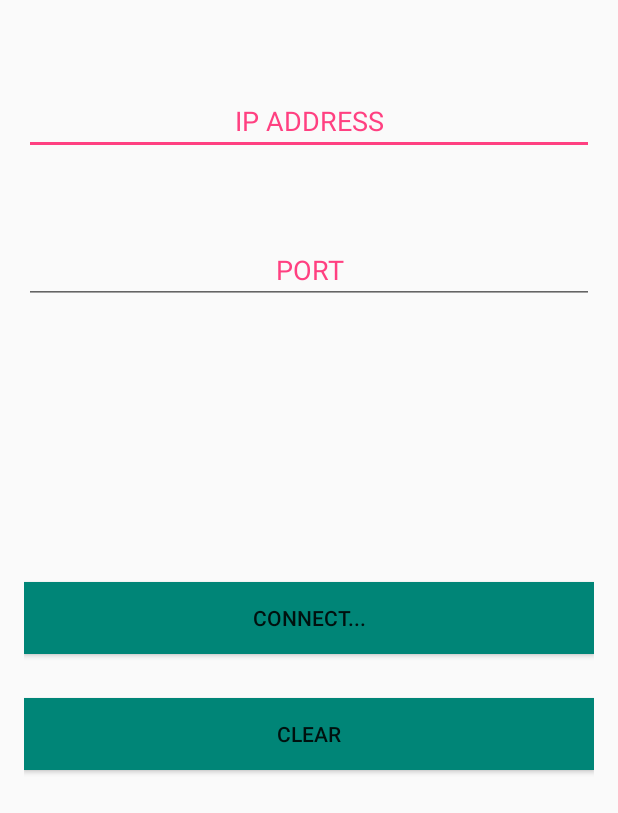
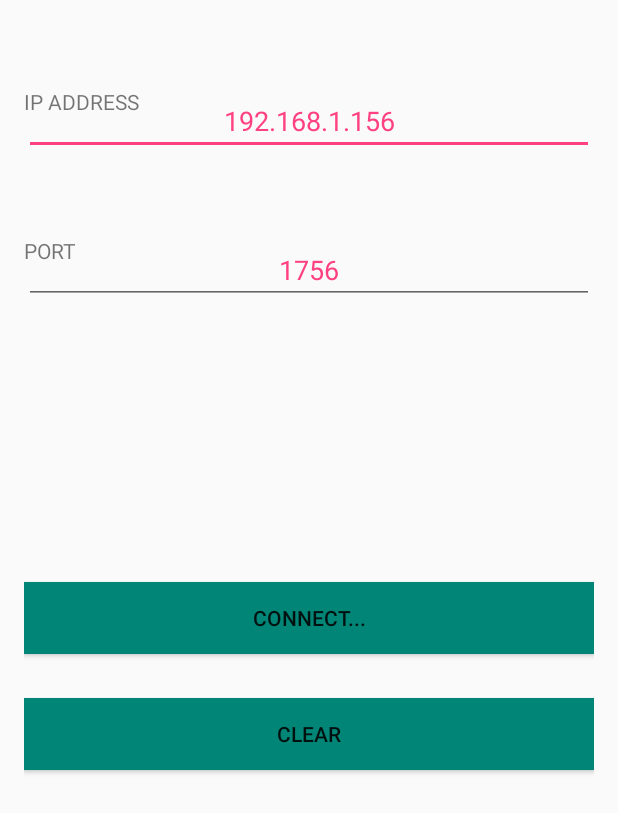
Before and after one commit to joeylee202/Presentation_Controller, an Android app: the layout content_main.xml on its own in the app's theme, with its tools: preview values and no code run, on a phone screen of 412 x 824 dp. Shown: the top 813 px of the screen. Run offline under Robolectric (Android 15) with nearby library versions, the phone set to English and light mode, and no system bars.

Commit message:
The version that could finally work

```diff
--- a/app/src/main/AndroidManifest.xml
+++ b/app/src/main/AndroidManifest.xml
@@ -1,7 +1,8 @@
 <?xml version="1.0" encoding="utf-8"?>
 <manifest xmlns:android="http://schemas.android.com/apk/res/android"
     package="joeylee.com.presentationcontroller">
-
+    <uses-permission android:name="android.permission.ACCESS_WIFI_STATE" />
+    <uses-permission android:name="android.permission.INTERNET" />
     <application
         android:allowBackup="true"
         android:icon="@mipmap/ic_launcher"
@@ -18,6 +19,9 @@
                 <category android:name="android.intent.category.LAUNCHER" />
             </intent-filter>
         </activity>
+
+        <service android:enabled="true" android:name="joeylee.com.presentationcontroller.SocketService" />
+
     </application>
 
 </manifest>
--- a/app/src/main/res/layout/content_main.xml
+++ b/app/src/main/res/layout/content_main.xml
@@ -22,9 +22,11 @@
         android:layout_alignParentStart="true"
         android:layout_alignParentRight="true"
         android:layout_alignParentEnd="true"
-        android:text="IP ADDRESS"
         android:textAlignment="center"
-        android:textColor="@color/colorAccent" />
+        android:textColor="@color/colorAccent"
+        android:autoText="false"
+        android:editable="false"
+        android:text="192.168.1.156" />
 
     <EditText
         android:layout_width="wrap_content"
@@ -36,9 +38,10 @@
         android:layout_alignParentEnd="true"
         android:layout_alignParentLeft="true"
         android:layout_alignParentStart="true"
-        android:text="PORT"
         android:textAlignment="center"
-        android:textColor="@color/colorAccent" />
+        android:textColor="@color/colorAccent"
+        android:editable="false"
+        android:text="1756" />
 
     <Button
         android:layout_width="wrap_content"
@@ -65,4 +68,24 @@
         android:layout_alignParentEnd="true"
         android:background="@color/accent_material_light" />
 
+    <TextView
+        android:layout_width="wrap_content"
+        android:layout_height="wrap_content"
+        android:textAppearance="?android:attr/textAppearanceSmall"
+        android:text="IP ADDRESS"
+        android:id="@+id/textView"
+        android:layout_alignTop="@+id/ip_address"
+        android:layout_alignParentLeft="true"
+        android:layout_alignParentStart="true" />
+
+    <TextView
+        android:layout_width="wrap_content"
+        android:layout_height="wrap_content"
+        android:textAppearance="?android:attr/textAppearanceSmall"
+        android:text="PORT"
+        android:id="@+id/textView2"
+        android:layout_alignTop="@+id/port"
+        android:layout_alignParentLeft="true"
+        android:layout_alignParentStart="true" />
+
 </RelativeLayout>
```
Also changed, not shown: app/src/main/java/joeylee/com/presentationcontroller/MainActivity.java (+92 -33 lines), app/src/main/java/joeylee/com/presentationcontroller/SocketService.java (+58 -8 lines).
